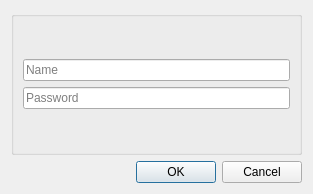
First picture: the form in src/editdialog/editdialog.ui, repository alex1701c/krunner-kwallet, before the edit.
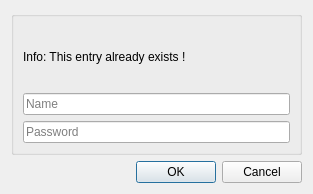
Second picture: the form after the edit. Icons and pictures are not drawn.

Patch:
```diff
--- a/src/editdialog/editdialog.ui
+++ b/src/editdialog/editdialog.ui
@@ -29,6 +29,13 @@
      <layout class="QVBoxLayout" name="verticalLayout_3">
       <item>
        <layout class="QVBoxLayout" name="entryLayout">
+        <item>
+         <widget class="QLabel" name="label">
+          <property name="text">
+           <string>Info: This entry already exists !</string>
+          </property>
+         </widget>
+        </item>
         <item>
          <widget class="QLineEdit" name="nameLineEdit">
           <property name="placeholderText">
```
